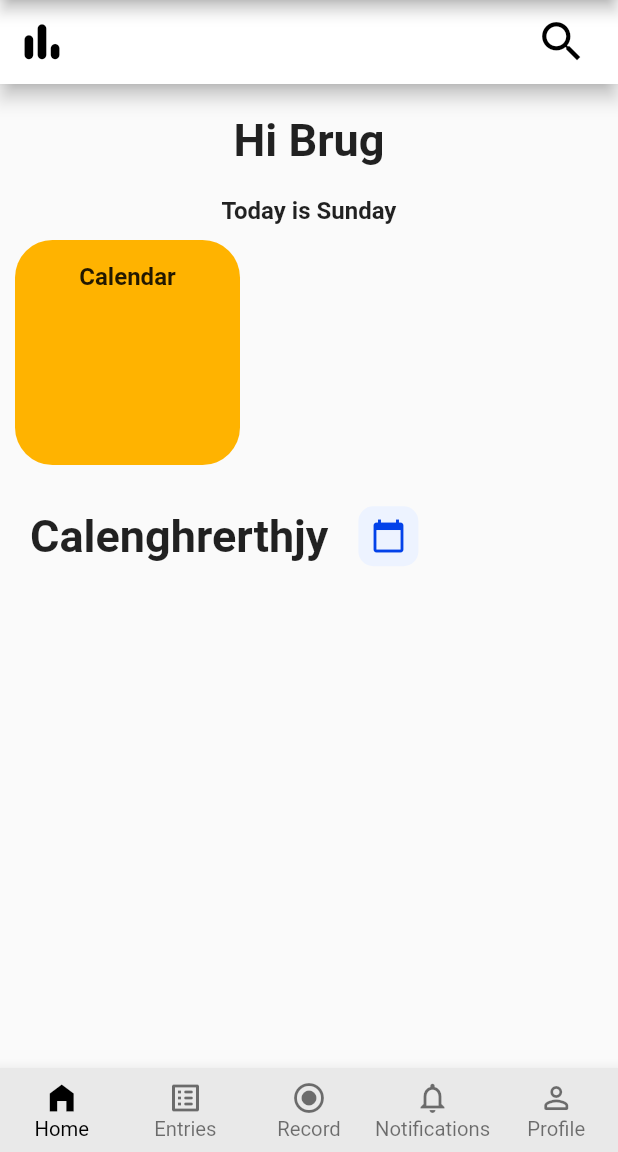
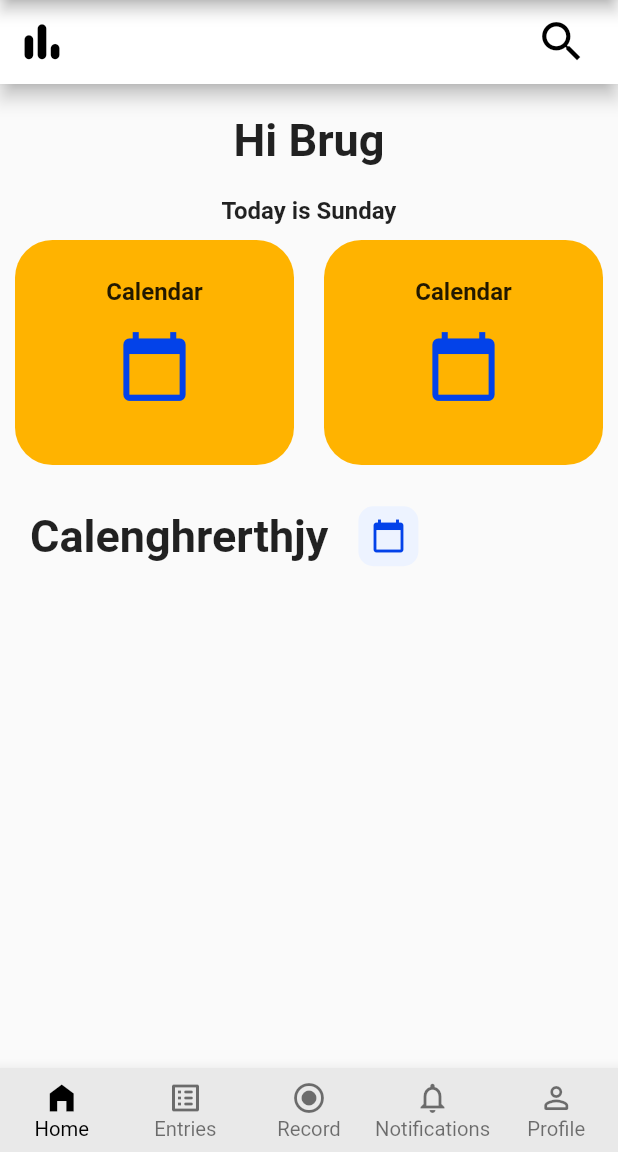
Before and after one commit to shmaiii/epilog-ubclaunchpad, a Flutter app: the screen it shows after launch, on a phone screen of 412 x 824 dp, the part 84-1236 px from its top. Run offline on Flutter 3.47's test engine with Material 2 defaults, Android fonts, the phone set to English and light mode, and no system bars.

Commit message:
makes top calendar squares a component

```diff
--- a/client/lib/HomeScreen.dart
+++ b/client/lib/HomeScreen.dart
@@ -1,5 +1,6 @@
 import 'package:flutter/material.dart';
 import 'main.dart';
+import 'calendar_container.dart';
 
 class HomeScreen extends StatefulWidget {
   const HomeScreen({super.key});
@@ -46,24 +47,12 @@ class _HomeState extends State<HomeScreen> {
               ),
           Row(
             children: [
-              Container(
-                margin: const EdgeInsets.all(10.0),
-                width: 150,
-                height: 150,
-                decoration: BoxDecoration(
-                  color: Colors.amber[600],
-                  borderRadius: BorderRadius.all(Radius.circular(25))
+              Expanded (
+              //start of component
+              child: CalendarComponent(),
               ),
-                child: FractionallySizedBox(
-                  widthFactor: 0.8,
-                  heightFactor: 0.8,
-                  child: Column(
-                    children: [Text(
-                    "Calendar",
-                    style: TextStyle(fontWeight: FontWeight.w600, fontSize: 16.0),
-                    ),]
-                  ),
-                ),
+              Expanded (
+              child: CalendarComponent(),
               ),
             ]
           ),
--- /dev/null
+++ b/client/lib/calendar_container.dart
@@ -0,0 +1,41 @@
+import 'package:flutter/material.dart';
+
+class CalendarComponent extends StatelessWidget {
+    @override
+    Widget build (BuildContext context) {
+    return InkWell(
+        child: Container(
+            margin: const EdgeInsets.all(10.0),
+            width: 150,
+            height: 150,
+            decoration: BoxDecoration(
+                color: Colors.amber[600],
+                borderRadius: BorderRadius.all(Radius.circular(25))
+            ),
+            child: FractionallySizedBox(
+                widthFactor: 0.8,
+                heightFactor: 0.8,
+                child: Column(
+                    children: [Padding(
+                        padding: EdgeInsets.all(10),
+                        child: Text(
+                            "Calendar",
+                            style: TextStyle(fontWeight: FontWeight.w600, fontSize: 16.0),
+                        ),
+                    ),
+                    Padding(
+                        padding: EdgeInsets.all(5),
+                        child: Icon(
+                            Icons.calendar_today,
+                            color: Color(0XFF0342E9),
+                            size: 50,
+                        )
+                    )]
+                ),
+            )),
+            onTap: () {
+                print("Tapped on container");
+            },
+        );
+    }
+}
```
Also changed, not shown: 1 other file.
